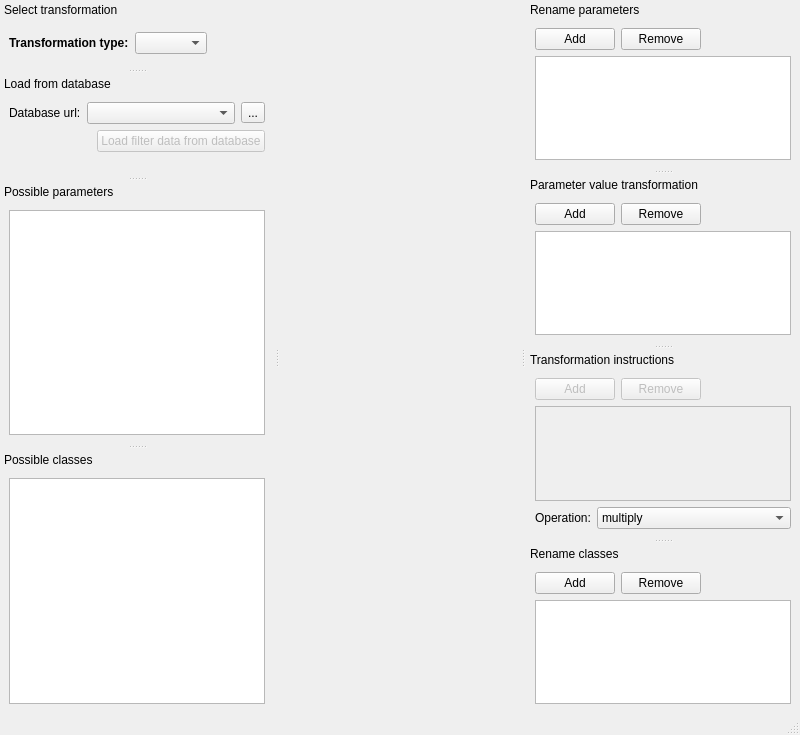
Above: spine_items/data_transformer/ui/specification_editor_widget.ui from spine-tools/spine-items before the change. Below: the same form after it.
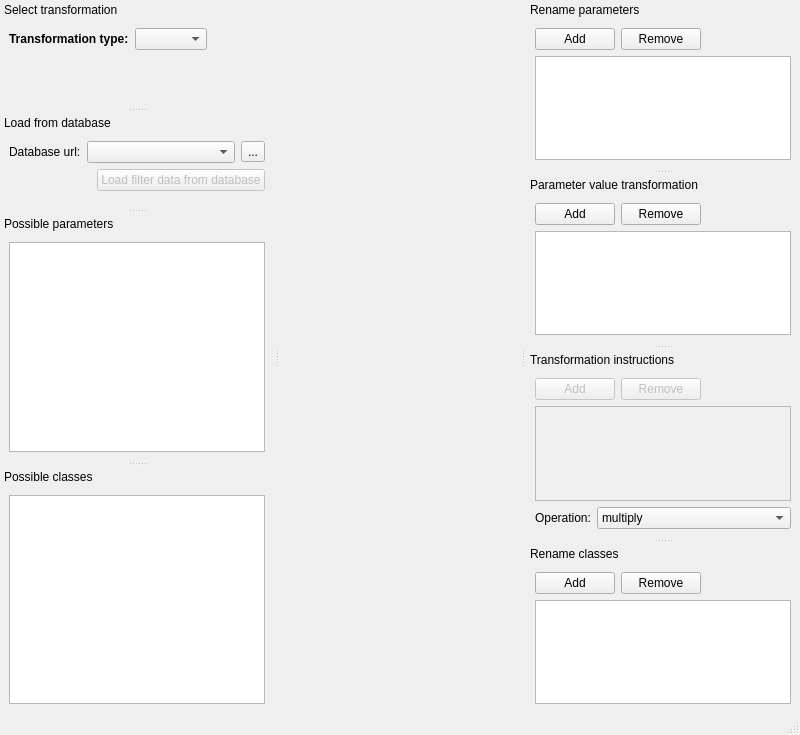
That is the form after the change. Icons and pictures are not drawn. Custom widgets are drawn as their Qt base class.

Commit message:
Enable sorting in DT spec editor's tables.
Re Spine-project/Spine-Toolbox#1411

What changed in the file:
```diff
--- a/spine_items/data_transformer/ui/specification_editor_widget.ui
+++ b/spine_items/data_transformer/ui/specification_editor_widget.ui
@@ -83,6 +83,19 @@
        </item>
       </layout>
      </item>
+     <item>
+      <spacer name="verticalSpacer">
+       <property name="orientation">
+        <enum>Qt::Vertical</enum>
+       </property>
+       <property name="sizeHint" stdset="0">
+        <size>
+         <width>20</width>
+         <height>40</height>
+        </size>
+       </property>
+      </spacer>
+     </item>
     </layout>
    </widget>
   </widget>
@@ -567,6 +580,11 @@
   </action>
  </widget>
  <customwidgets>
+  <customwidget>
+   <class>ElidedCombobox</class>
+   <extends>QComboBox</extends>
+   <header>spinetoolbox/widgets/custom_combobox.h</header>
+  </customwidget>
   <customwidget>
    <class>DropTargetTable</class>
    <extends>QTableView</extends>
@@ -582,11 +600,6 @@
    <extends>QTreeWidget</extends>
    <header>./widgets/parameter_tree_widget.h</header>
   </customwidget>
-  <customwidget>
-   <class>ElidedCombobox</class>
-   <extends>QComboBox</extends>
-   <header>spinetoolbox/widgets/custom_combobox.h</header>
-  </customwidget>
  </customwidgets>
  <resources>
   <include location="../../ui/resources/resources_icons.qrc"/>
```
Left out of the diff: 9 changed lines with no effect on the pictures. The commit also changes 2 other files.
